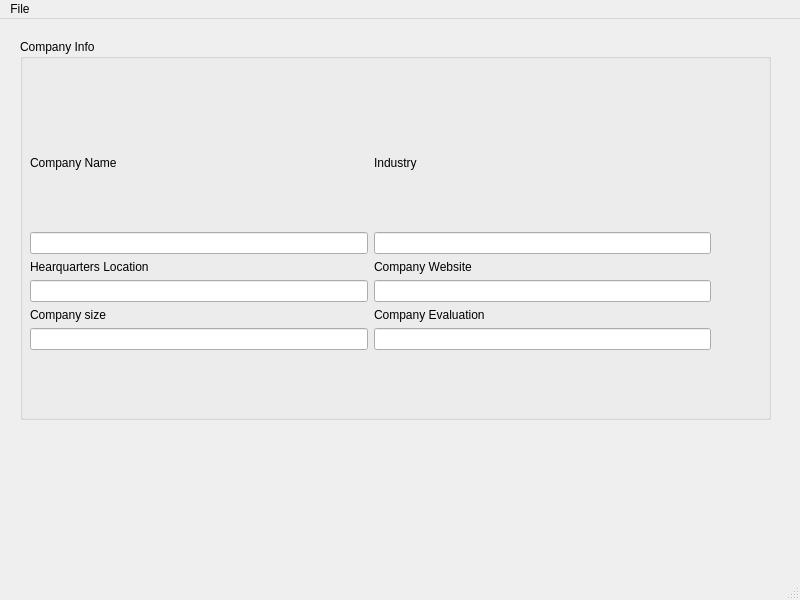
The window that demo.ui (mohankaushik97/Companies-list) describes before a commit, drawn with Qt 5.
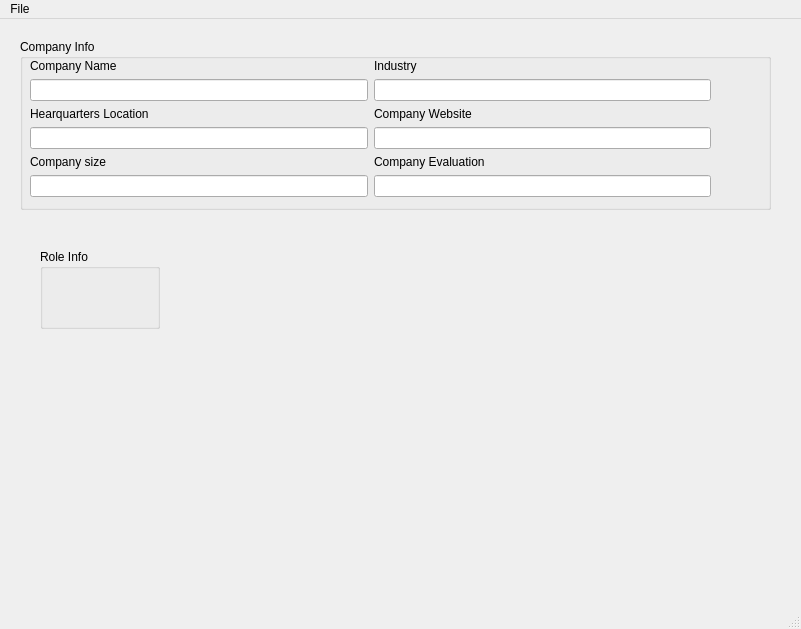
The same window after the commit.

Commit message: GUI ready with Pyqt - Need to do validation

The edit to the form file:
```diff
--- a/demo.ui
+++ b/demo.ui
@@ -6,8 +6,8 @@
    <rect>
     <x>0</x>
     <y>0</y>
-    <width>800</width>
-    <height>600</height>
+    <width>801</width>
+    <height>629</height>
    </rect>
   </property>
   <property name="windowTitle">
@@ -20,7 +20,7 @@
       <x>20</x>
       <y>20</y>
       <width>751</width>
-      <height>381</height>
+      <height>171</height>
      </rect>
     </property>
     <property name="title">
@@ -30,36 +30,57 @@
      <property name="geometry">
       <rect>
        <x>10</x>
-       <y>60</y>
+       <y>20</y>
        <width>681</width>
-       <height>291</height>
+       <height>143</height>
       </rect>
      </property>
      <layout class="QGridLayout" name="gridLayout" rowstretch="1,0,0,0,0,0,0,0" columnstretch="0,0">
+      <item row="0" column="0">
+       <spacer name="verticalSpacer">
+        <property name="orientation">
+         <enum>Qt::Vertical</enum>
+        </property>
+        <property name="sizeHint" stdset="0">
+         <size>
+          <width>20</width>
+          <height>40</height>
+         </size>
+        </property>
+       </spacer>
+      </item>
+      <item row="1" column="0">
+       <widget class="QLabel" name="company_name">
+        <property name="text">
+         <string>Company Name</string>
+        </property>
+       </widget>
+      </item>
       <item row="1" column="1">
-       <widget class="QLineEdit" name="industry_entry"/>
+       <widget class="QLabel" name="industry">
+        <property name="text">
+         <string>Industry</string>
+        </property>
+       </widget>
+      </item>
+      <item row="5" column="1">
+       <widget class="QLabel" name="revenue">
+        <property name="text">
+         <string>Company Evaluation</string>
+        </property>
+       </widget>
+      </item>
+      <item row="6" column="1">
+       <widget class="QLineEdit" name="revenue_entry"/>
       </item>
       <item row="5" column="0">
-       <widget class="QLineEdit" name="company_size_entry"/>
-      </item>
-      <item row="2" column="0">
-       <widget class="QLabel" name="location">
-        <property name="text">
-         <string>Hearquarters Location</string>
-        </property>
-       </widget>
-      </item>
-      <item row="4" column="0">
        <widget class="QLabel" name="company_size">
         <property name="text">
          <string>Company size</string>
         </property>
        </widget>
       </item>
-      <item row="1" column="0">
-       <widget class="QLineEdit" name="name_entry"/>
-      </item>
-      <item row="2" column="1">
+      <item row="3" column="1">
        <widget class="QLabel" name="website">
         <property name="text">
          <string>Company Website</string>
@@ -67,13 +88,29 @@
        </widget>
       </item>
       <item row="3" column="0">
-       <widget class="QLineEdit" name="location_entry"/>
+       <widget class="QLabel" name="location">
+        <property name="text">
+         <string>Hearquarters Location</string>
+        </property>
+       </widget>
       </item>
-      <item row="3" column="1">
+      <item row="4" column="1">
        <widget class="QLineEdit" name="website_entry"/>
       </item>
+      <item row="2" column="1">
+       <widget class="QLineEdit" name="industry_entry"/>
+      </item>
       <item row="6" column="0">
-       <spacer name="verticalSpacer">
+       <widget class="QLineEdit" name="company_size_entry"/>
+      </item>
+      <item row="4" column="0">
+       <widget class="QLineEdit" name="location_entry"/>
+      </item>
+      <item row="2" column="0">
+       <widget class="QLineEdit" name="name_entry"/>
+      </item>
+      <item row="7" column="0">
+       <spacer name="verticalSpacer_2">
         <property name="orientation">
          <enum>Qt::Vertical</enum>
         </property>
@@ -85,41 +122,30 @@
         </property>
        </spacer>
       </item>
-      <item row="0" column="0">
-       <widget class="QLabel" name="company_name">
-        <property name="text">
-         <string>Company Name</string>
-        </property>
-       </widget>
-      </item>
-      <item row="5" column="1">
-       <widget class="QLineEdit" name="revenue_entry"/>
-      </item>
-      <item row="0" column="1">
-       <widget class="QLabel" name="industry">
-        <property name="text">
-         <string>Industry</string>
-        </property>
-       </widget>
-      </item>
-      <item row="4" column="1">
-       <widget class="QLabel" name="revenue">
-        <property name="text">
-         <string>Company Evaluation</string>
-        </property>
-       </widget>
-      </item>
      </layout>
     </widget>
    </widget>
+   <widget class="QGroupBox" name="groupBox">
+    <property name="geometry">
+     <rect>
+      <x>40</x>
+      <y>230</y>
+      <width>120</width>
+      <height>80</height>
+     </rect>
+    </property>
+    <property name="title">
+     <string>Role Info</string>
+    </property>
+   </widget>
   </widget>
   <widget class="QMenuBar" name="menubar">
    <property name="geometry">
     <rect>
      <x>0</x>
      <y>0</y>
-     <width>800</width>
-     <height>27</height>
+     <width>801</width>
+     <height>22</height>
     </rect>
    </property>
    <widget class="QMenu" name="menuFile">
```
The commit also changes 5 other files.
